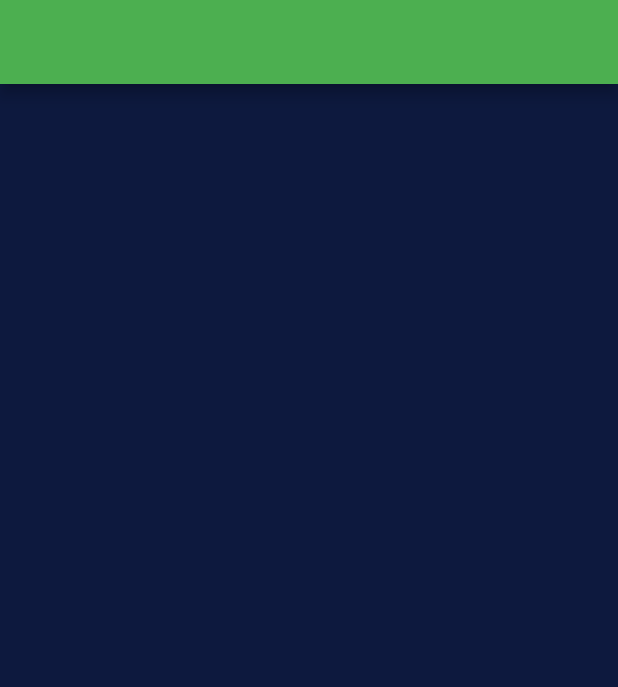
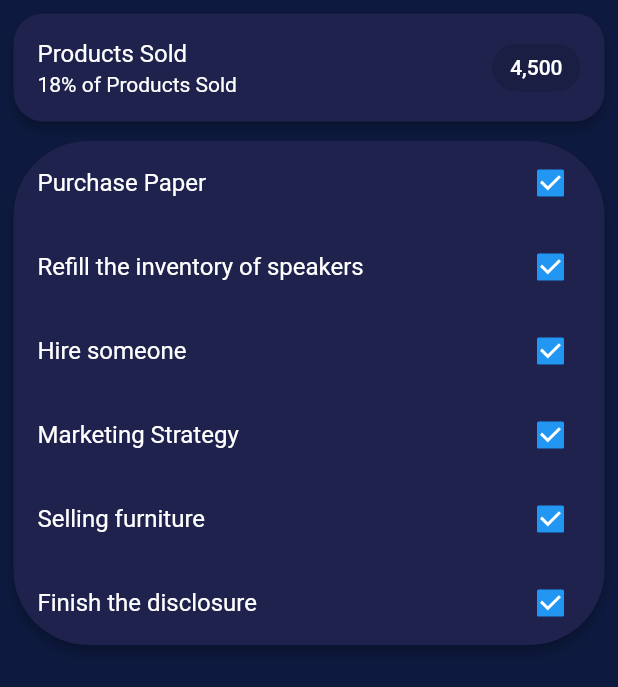
Before and after one commit to Alejandro-HUB/Aloz, a Flutter app: the PanelLeftPage screen opened directly, on a phone screen of 412 x 824 dp. Shown: the top 687 px of the screen. Run offline on Flutter 3.47's test engine with Material 2 defaults, Android fonts, the phone set to English and light mode, and no system bars.

Commit message:
added tasks to left panel

```diff
--- a/lib/panel_left/panel_left_page.dart
+++ b/lib/panel_left/panel_left_page.dart
@@ -1,16 +1,117 @@
 import 'package:flutter/material.dart';
+import 'package:projectcrm/constants.dart';
+import 'package:projectcrm/responsive_layout.dart';
 
-class PanelLeftPage extends StatefulWidget{
-   @override
+class Todo {
+  String name;
+  bool enable;
+  Todo({this.enable = true, required this.name});
+}
+
+class PanelLeftPage extends StatefulWidget {
+  @override
   _PanelLeftPageState createState() => _PanelLeftPageState();
 }
 
-class _PanelLeftPageState extends State<PanelLeftPage>{
+class _PanelLeftPageState extends State<PanelLeftPage> {
+  List<Todo> _toDo = [
+    Todo(name: "Purchase Paper", enable: true),
+    Todo(name: "Refill the inventory of speakers", enable: true),
+    Todo(name: "Hire someone", enable: true),
+    Todo(name: "Marketing Strategy", enable: true),
+    Todo(name: "Selling furniture", enable: true),
+    Todo(name: "Finish the disclosure", enable: true),
+  ];
   @override
-  Widget build(BuildContext context){
+  Widget build(BuildContext context) {
     return Scaffold(
-      appBar: AppBar(
-        backgroundColor: Colors.green,
+      body: Stack(
+        children: [
+          if (ResponsiveLayout.isComputer(context))
+            Container(
+              color: Constants.purpleLight,
+              width: 50,
+              child: Container(
+                decoration: BoxDecoration(
+                  color: Constants.purpleDark,
+                  borderRadius: BorderRadius.only(
+                    topLeft: Radius.circular(50),
+                  ),
+                ),
+              ),
+            ),
+          SingleChildScrollView(
+            child: Column(
+              children: [
+                Padding(
+                  padding: const EdgeInsets.only(
+                    left: Constants.kPadding / 2,
+                    right: Constants.kPadding / 2,
+                    top: Constants.kPadding / 2,
+                  ),
+                  child: Card(
+                    color: Constants.purpleLight,
+                    elevation: 3,
+                    shape: RoundedRectangleBorder(
+                      borderRadius: BorderRadius.circular(20),
+                    ),
+                    child: Container(
+                      width: double.infinity,
+                      child: ListTile(
+                        title: Text(
+                          "Products Sold",
+                          style: TextStyle(color: Colors.white),
+                        ),
+                        subtitle: Text(
+                          "18% of Products Sold",
+                          style: TextStyle(color: Colors.white),
+                        ),
+                        trailing: Chip(
+                          label: Text(
+                            "4,500",
+                            style: TextStyle(color: Colors.white),
+                          ),
+                        ),
+                      ),
+                    ),
+                  ),
+                ),
+                Padding(
+                  padding: const EdgeInsets.only(
+                    left: Constants.kPadding / 2,
+                    right: Constants.kPadding / 2,
+                    top: Constants.kPadding / 2,
+                    bottom: Constants.kPadding,
+                  ),
+                  child: Card(
+                    color: Constants.purpleLight,
+                    elevation: 3,
+                    shape: RoundedRectangleBorder(
+                      borderRadius: BorderRadius.circular(50),
+                    ),
+                    child: Column(
+                      children: List.generate(
+                        _toDo.length,
+                        (index) => CheckboxListTile(
+                          title: Text(
+                            _toDo[index].name,
+                            style: TextStyle(color: Colors.white),
+                          ),
+                          value: _toDo[index].enable,
+                          onChanged: (newValue) {
+                            setState(() {
+                              _toDo[index].enable = newValue ?? true;
+                            });
+                          },
+                        ),
+                      ),
+                    ),
+                  ),
+                ),
+              ],
+            ),
+          ),
+        ],
       ),
     );
   }
```
